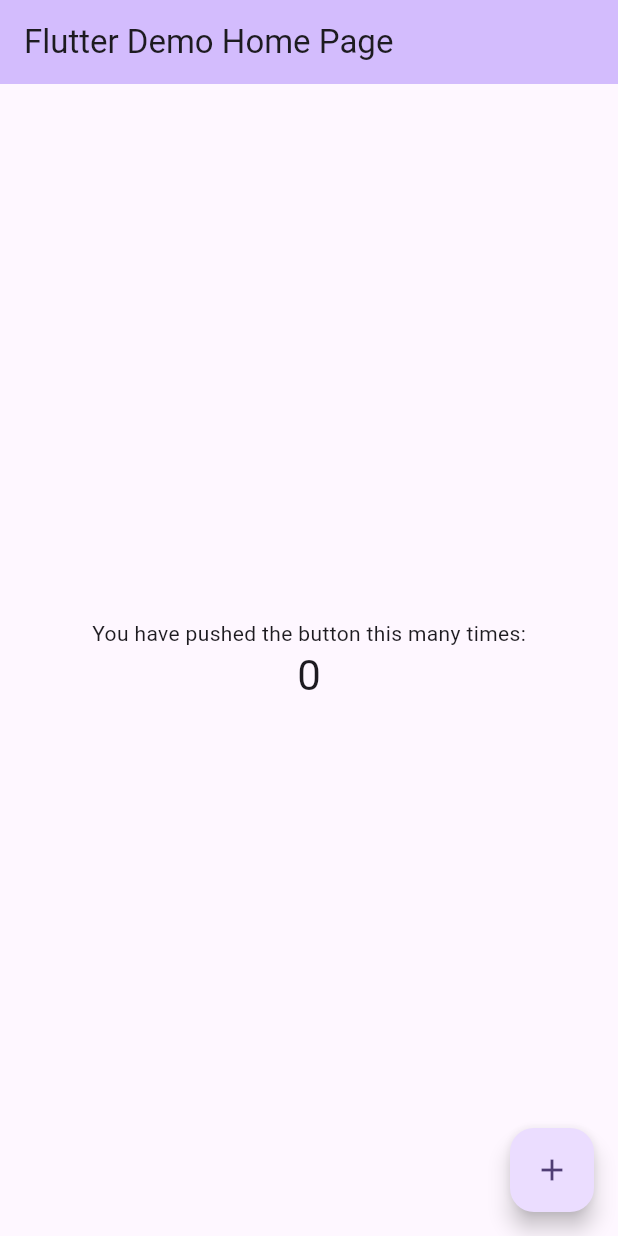
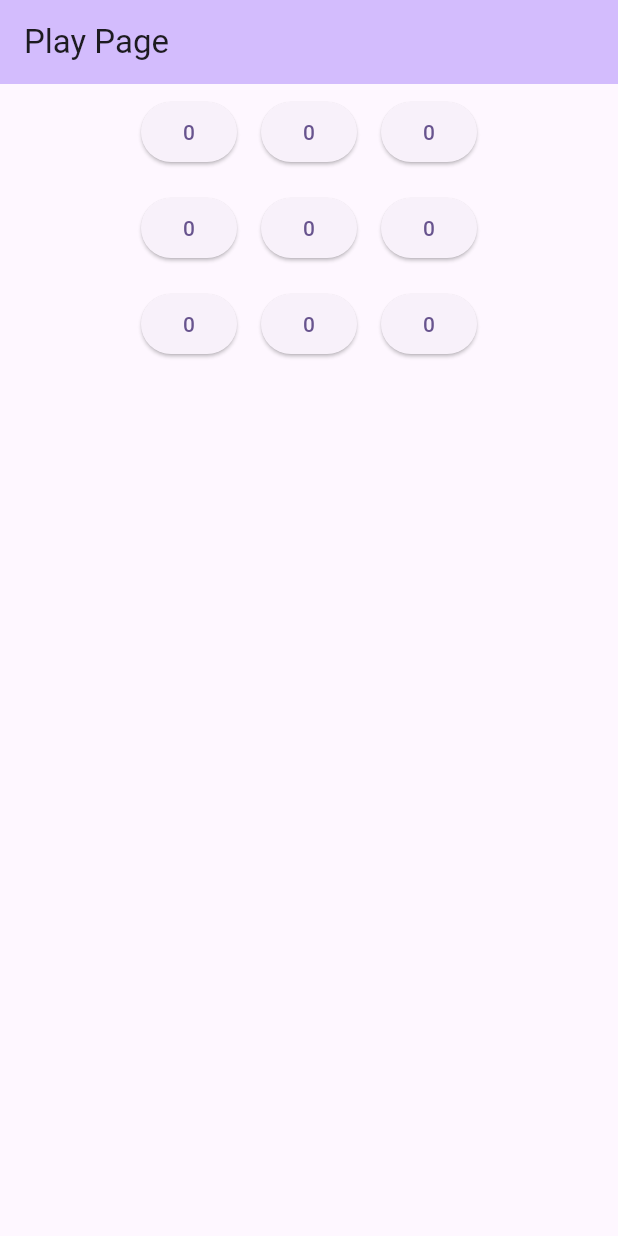
Before and after one commit to Alexdelia/vbomb, a Flutter app: the screen it shows after launch, on a phone screen of 412 x 824 dp. Run offline on Flutter 3.47's test engine with Material 2 defaults, Android fonts, the phone set to English and light mode, and no system bars.

Commit message:
basic board

```diff
--- /dev/null
+++ b/lib/board.dart
@@ -0,0 +1,53 @@
+import 'package:flutter/material.dart';
+
+class Board extends StatefulWidget {
+  const Board({Key? key}) : super(key: key);
+
+  @override
+  State<Board> createState() => _BoardState();
+}
+
+class _BoardState extends State<Board> {
+  // clickable button in board increments cell value
+  List<List<int>> _board = [
+    [0, 0, 0],
+    [0, 0, 0],
+    [0, 0, 0],
+  ];
+
+  void _incrementCell(int row, int col) {
+    setState(() {
+      _board[row][col]++;
+    });
+  }
+
+  @override
+  Widget build(BuildContext context) {
+    return Scaffold(
+      body: Center(
+        child: Column(
+          children: [
+            for (int row = 0; row < _board.length; row++)
+              Row(
+                mainAxisAlignment: MainAxisAlignment.center,
+                children: [
+                  for (int col = 0; col < _board[row].length; col++)
+                    Padding(
+                      padding: const EdgeInsets.all(8.0),
+                      child: ElevatedButton(
+                        onPressed: () {
+                          _incrementCell(row, col);
+                        },
+                        child: Text(
+                          _board[row][col].toString(),
+                        ),
+                      ),
+                    ),
+                ],
+              ),
+          ],
+        ),
+      ),
+    );
+  }
+}
--- a/lib/main.dart
+++ b/lib/main.dart
@@ -1,17 +1,18 @@
 import 'package:flutter/material.dart';
+import 'package:vbomb/play_screen.dart';
 
 void main() {
-  runApp(const MyApp());
+  runApp(const VBomb());
 }
 
-class MyApp extends StatelessWidget {
-  const MyApp({super.key});
+class VBomb extends StatelessWidget {
+  const VBomb({super.key});
 
-  // This widget is the root of your application.
   @override
   Widget build(BuildContext context) {
     return MaterialApp(
-      title: 'Flutter Demo',
+      title: 'VBomb',
+      themeMode: ThemeMode.system,
       theme: ThemeData(
         // This is the theme of your application.
         //
@@ -28,98 +29,10 @@ class MyApp extends StatelessWidget {
         //
         // This works for code too, not just values: Most code changes can be
         // tested with just a hot reload.
+        useMaterial3: true,
         colorScheme: ColorScheme.fromSeed(seedColor: Colors.deepPurple),
-        useMaterial3: true,
       ),
-      home: const MyHomePage(title: 'Flutter Demo Home Page'),
+      home: const PlayPage(title: 'Play Page'),
     );
   }
 }
-
-class MyHomePage extends StatefulWidget {
-  const MyHomePage({super.key, required this.title});
-
-  // This widget is the home page of your application. It is stateful, meaning
-  // that it has a State object (defined below) that contains fields that affect
-  // how it looks.
-
-  // This class is the configuration for the state. It holds the values (in this
-  // case the title) provided by the parent (in this case the App widget) and
-  // used by the build method of the State. Fields in a Widget subclass are
-  // always marked "final".
-
-  final String title;
-
-  @override
-  State<MyHomePage> createState() => _MyHomePageState();
-}
-
-class _MyHomePageState extends State<MyHomePage> {
-  int _counter = 0;
-
-  void _incrementCounter() {
-    setState(() {
-      // This call to setState tells the Flutter framework that something has
-      // changed in this State, which causes it to rerun the build method below
-      // so that the display can reflect the updated values. If we changed
-      // _counter without calling setState(), then the build method would not be
-      // called again, and so nothing would appear to happen.
-      _counter++;
-    });
-  }
-
-  @override
-  Widget build(BuildContext context) {
-    // This method is rerun every time setState is called, for instance as done
-    // by the _incrementCounter method above.
-    //
-    // The Flutter framework has been optimized to make rerunning build methods
-    // fast, so that you can just rebuild anything that needs updating rather
-    // than having to individually change instances of widgets.
-    return Scaffold(
-      appBar: AppBar(
-        // TRY THIS: Try changing the color here to a specific color (to
-        // Colors.amber, perhaps?) and trigger a hot reload to see the AppBar
-        // change color while the other colors stay the same.
-        backgroundColor: Theme.of(context).colorScheme.inversePrimary,
-        // Here we take the value from the MyHomePage object that was created by
-        // the App.build method, and use it to set our appbar title.
-        title: Text(widget.title),
-      ),
-      body: Center(
-        // Center is a layout widget. It takes a single child and positions it
-        // in the middle of the parent.
-        child: Column(
-          // Column is also a layout widget. It takes a list of children and
-          // arranges them vertically. By default, it sizes itself to fit its
-          // children horizontally, and tries to be as tall as its parent.
-          //
-          // Column has various properties to control how it sizes itself and
-          // how it positions its children. Here we use mainAxisAlignment to
-          // center the children vertically; the main axis here is the vertical
-          // axis because Columns are vertical (the cross axis would be
-          // horizontal).
-          //
-          // TRY THIS: Invoke "debug painting" (choose the "Toggle Debug Paint"
-          // action in the IDE, or press "p" in the console), to see the
-          // wireframe for each widget.
-          mainAxisAlignment: MainAxisAlignment.center,
-          children: <Widget>[
-            const Text(
-              'You have pushed the button this many times:',
-            ),
-            Text(
-              '$_counter',
-              style: Theme.of(context).textTheme.headlineMedium,
-            ),
-          ],
-        ),
-      ),
-      floatingActionButton: FloatingActionButton(
-        onPressed: _incrementCounter,
-        tooltip: 'Increment',
-        child: const Icon(Icons.add),
-      ), // This trailing comma makes auto-formatting nicer for build methods.
-    );
-  }
-}
--- /dev/null
+++ b/lib/play_screen.dart
@@ -0,0 +1,46 @@
+import 'package:flutter/material.dart';
+import 'package:vbomb/board.dart';
+
+class PlayPage extends StatefulWidget {
+  const PlayPage({super.key, required this.title});
+
+  // This widget is the home page of your application. It is stateful, meaning
+  // that it has a State object (defined below) that contains fields that affect
+  // how it looks.
+
+  // This class is the configuration for the state. It holds the values (in this
+  // case the title) provided by the parent (in this case the App widget) and
+  // used by the build method of the State. Fields in a Widget subclass are
+  // always marked "final".
+
+  final String title;
+
+  @override
+  State<PlayPage> createState() => _PlayPageState();
+}
+
+class _PlayPageState extends State<PlayPage> {
+  @override
+  Widget build(BuildContext context) {
+    // This method is rerun every time setState is called, for instance as done
+    // by the _incrementCounter method above.
+    //
+    // The Flutter framework has been optimized to make rerunning build methods
+    // fast, so that you can just rebuild anything that needs updating rather
+    // than having to individually change instances of widgets.
+    return Scaffold(
+      appBar: AppBar(
+        // TRY THIS: Try changing the color here to a specific color (to
+        // Colors.amber, perhaps?) and trigger a hot reload to see the AppBar
+        // change color while the other colors stay the same.
+        backgroundColor: Theme.of(context).colorScheme.inversePrimary,
+        // Here we take the value from the MyHomePage object that was created by
+        // the App.build method, and use it to set our appbar title.
+        title: Text(widget.title),
+      ),
+      body: const Center(
+        child: Board(),
+      ),
+    );
+  }
+}
```
Also changed, not shown: 1 other file.
